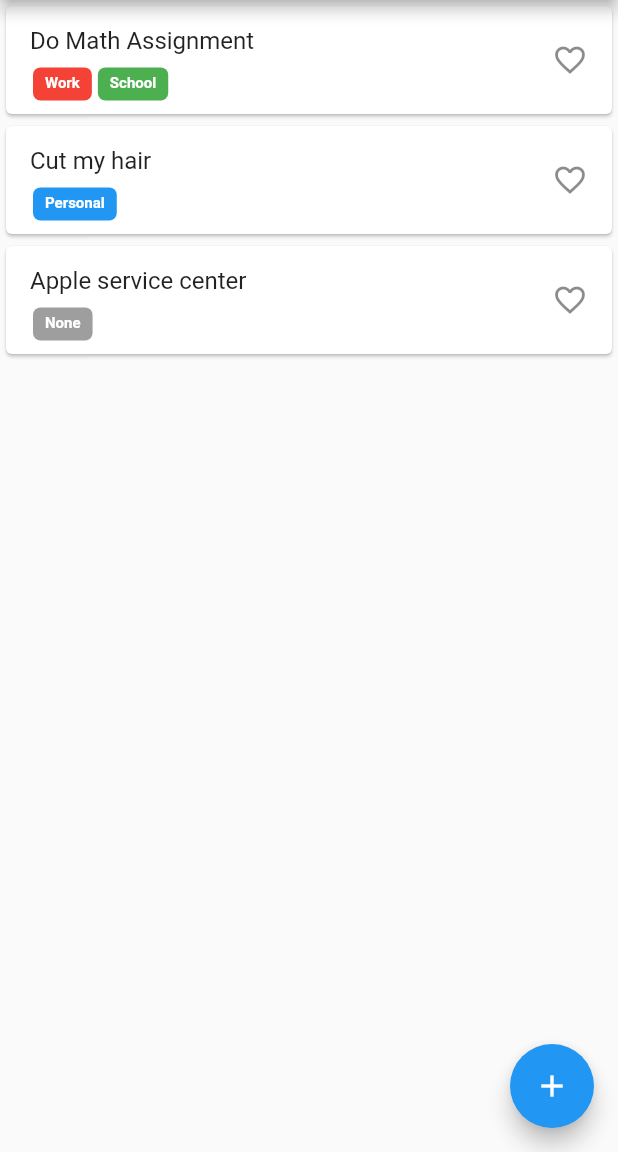
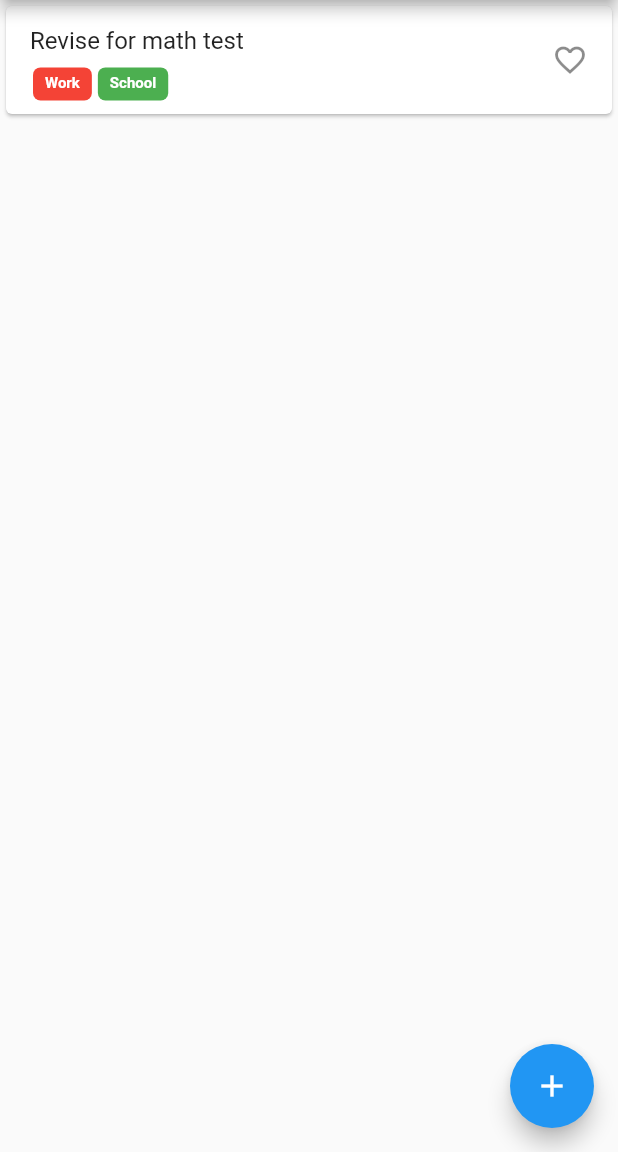
Before and after one commit to solderneer/dartodo, a Flutter app: the screen it shows after launch, after a tap on the "add" icon, on a phone screen of 412 x 824 dp, the part 84-1236 px from its top. Run offline on Flutter 3.47's test engine with Material 2 defaults, Android fonts, the phone set to English and light mode, and no system bars.

Commit message:
can add new elements

```diff
--- a/dartodo_client/lib/home.dart
+++ b/dartodo_client/lib/home.dart
@@ -3,29 +3,27 @@ import 'package:flutter/material.dart';
 import 'listitem.dart';
 import 'datatypes.dart';
 
-class Home extends StatelessWidget {
-  final List<TodoItem> _todolist = [
-    TodoItem(
-        title: 'Do Math Assignment',
-        description: 'Please do your math assignment',
-        favorite: false,
-        taglist: [
-          TagType(content: 'Work', color: Colors.red),
-          TagType(content: 'School', color: Colors.green)
-        ]),
-    TodoItem(
-        title: 'Cut my hair',
-        description: 'Need to get a haircut, Murali is bothering me',
-        favorite: false,
-        taglist: [TagType(content: 'Personal', color: Colors.blue)
-        ]), TodoItem(
-        title: 'Apple service center',
-        description: 'MY COMPUTER STOPPED WORKING',
-        favorite: false,
-        taglist: [TagType(content: 'None', color: Colors.grey)
-        ]),
+class Home extends StatefulWidget {
+  @override
+  _HomeState createState() => _HomeState();
+}
 
-  ];
+class _HomeState extends State<Home> {
+  List<TodoItem> todoList = [];
+
+  void _onCreate() {
+    setState(() {
+          todoList.add(TodoItem(
+            title: 'Revise for math test',
+            description: 'It is tomorrow',
+            favorite: false,
+            taglist: [
+              TagType(content: 'Work', color: Colors.red),
+              TagType(content: 'School', color: Colors.green)],
+          ));
+        });
+  }
+
   @override
   Widget build(BuildContext context) {
     return Scaffold(
@@ -56,17 +54,19 @@ class Home extends StatelessWidget {
         ],
       ),
       body: ListView.builder(
-        itemCount: _todolist.length,
+        itemCount: todoList.length,
         itemBuilder: (context, index) {
           return ListItem(
-              name: _todolist[index].title,
-              favorite: _todolist[index].favorite,
-              tags: _todolist[index].taglist);
+              name: todoList[index].title,
+              favorite: todoList[index].favorite,
+              tags: todoList[index].taglist);
         },
       ),
       floatingActionButton: FloatingActionButton(
         child: Icon(Icons.add),
-        onPressed: () {},
+        onPressed: () {
+          _onCreate();
+        },
       ),
     );
   }
--- a/dartodo_client/lib/main.dart
+++ b/dartodo_client/lib/main.dart
@@ -21,7 +21,7 @@ class MyApp extends StatelessWidget {
         // counter didn't reset back to zero; the application is not restarted.
         primarySwatch: Colors.blue,
       ),
-      home: new Home(),
+      home: Container(child: Home()),
     );
   }
 }
```
